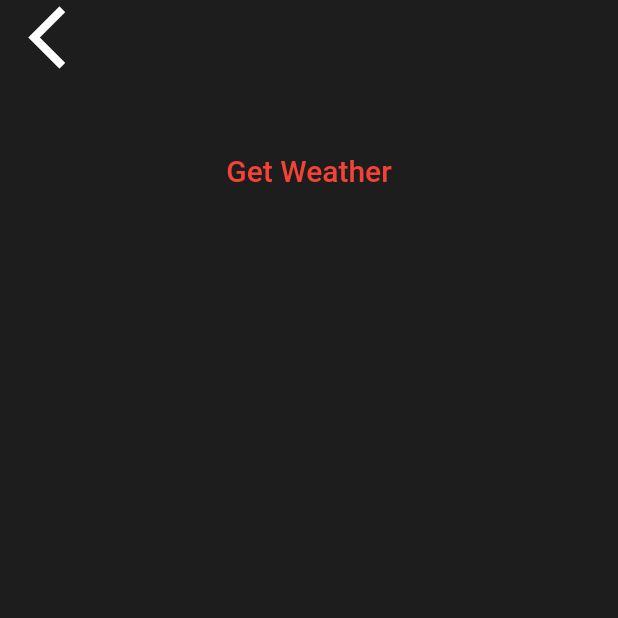
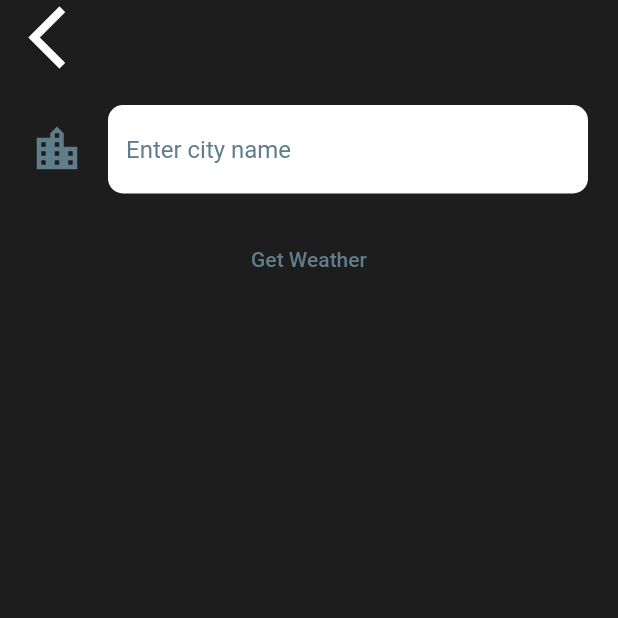
Before and after one commit to arundogra/weather_app, a Flutter app: the CityScreen screen opened directly, on a phone screen of 412 x 824 dp, the top half of it. Run offline on Flutter 3.47's test engine with Material 2 defaults, Android fonts, the phone set to English and light mode, and no system bars; our stand-ins replace flutter_spinkit, geolocator.

Commit message:
adding-city-screen

```diff
--- a/lib/screens/city_screen.dart
+++ b/lib/screens/city_screen.dart
@@ -40,13 +40,22 @@ class _CityScreenState extends State<CityScreen> {
               ),
               Container(
                 padding: EdgeInsets.all(20.0),
-                child: null,
+                child: TextField(
+                  style: TextStyle(color: Colors.black),
+                  decoration: kTextFieldInputDecoration,
+                  onChanged: (value) {
+                    print(value);
+                  },
+
+                ),
               ),
               FlatButton(
                 onPressed: () {},
                 child: Text(
                   'Get Weather',
-                  style: kButtonTextStyle,
+                  style: TextStyle(
+                    color: Colors.blueGrey
+                  ),
                 ),
               ),
             ],
--- a/lib/utilities/constants.dart
+++ b/lib/utilities/constants.dart
@@ -20,3 +20,15 @@ const kButtonTextStyle = TextStyle(
 const kConditionTextStyle = TextStyle(
   fontSize: 100.0,
 );
+
+const kTextFieldInputDecoration = InputDecoration(
+  fillColor: Colors.white,
+  icon: Icon(Icons.location_city,color: Colors.blueGrey,size: 36,),
+  hintText:  'Enter city name',
+  hintStyle: TextStyle(color: Colors.blueGrey),
+  border: OutlineInputBorder(
+    borderRadius: BorderRadius.all(Radius.circular(10)),
+    borderSide: BorderSide.none,
+  ),
+  filled: true,
+);
--- a/pubspec.yaml
+++ b/pubspec.yaml
@@ -48,6 +48,7 @@ dev_dependencies:
   # package. See that file for information about deactivating specific lint
   # rules and activating additional ones.
   flutter_lints: ^1.0.0
+  velocity_x: ^3.4.0
 
 # For information on the generic Dart part of this file, see the
 # following page: https://dart.dev/tools/pub/pubspec
```
Also changed, not shown: pubspec.lock.
